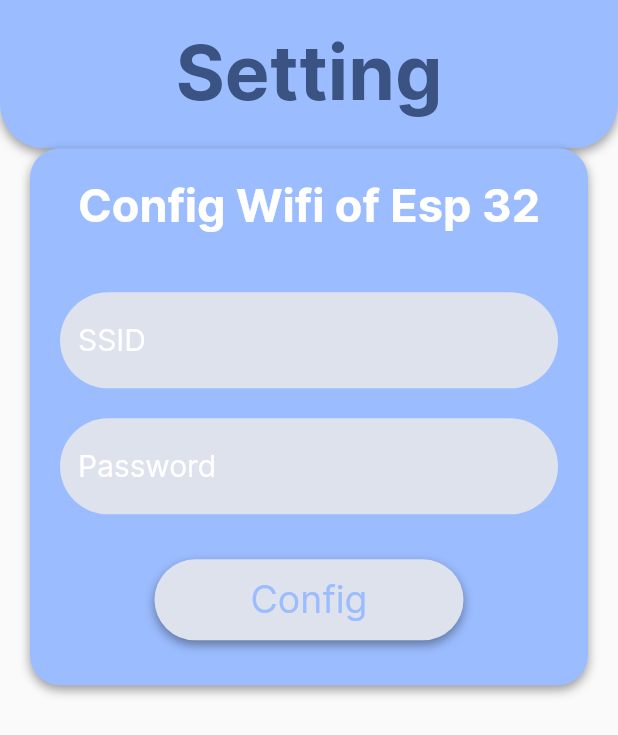
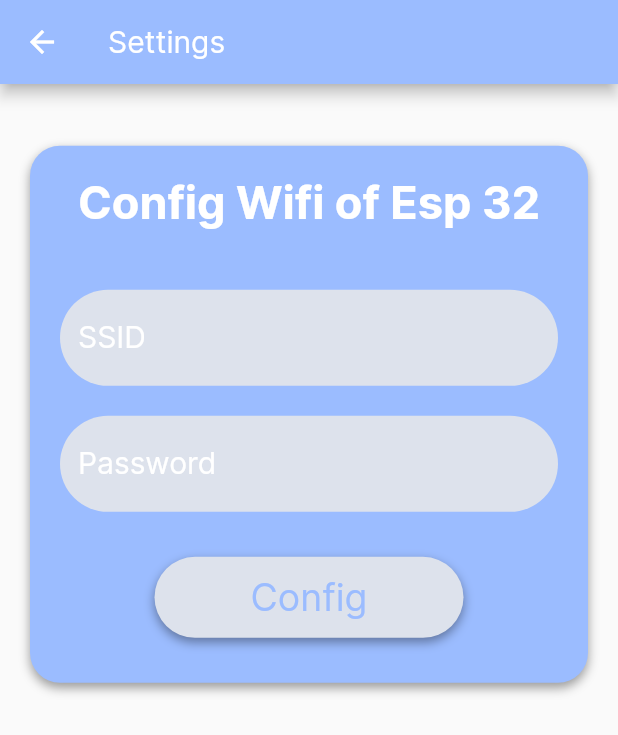
Before and after one commit to aminmouhamed/Smart_Home, a Flutter app: the Admin screen opened by its route, after a tap on "Login", after a tap on the "settings" icon, on a phone screen of 412 x 824 dp. Shown: the top 735 px of the screen. Run offline on Flutter 3.47's test engine with Material 2 defaults, Android fonts, the phone set to English and light mode, and no system bars; our stand-ins replace awesome_dialog, cloud_firestore, firebase_auth, firebase_core, firebase_database, firebase_messaging and 4 more; missing offline and left inert: dart:ffi; accounts and stored records are empty.

Commit message:
text and icons

```diff
--- a/lib/admin/admin.dart
+++ b/lib/admin/admin.dart
@@ -21,6 +21,12 @@ class _AdminState extends State<Admin> {
   List<dynamic> rooms = [true, true, true];
   String? username;
   bool _saving = false;
+  List<Color> btncolor = [
+    Color.fromARGB(221, 103, 100, 100),
+    Color.fromARGB(221, 103, 100, 100),
+    Color.fromARGB(221, 103, 100, 100),
+    Color.fromARGB(221, 103, 100, 100)
+  ];
 
   @override
   void initState() {}
@@ -124,7 +130,7 @@ class _AdminState extends State<Admin> {
                       children: [
                         tapbutton(
                           text: "Add User",
-                          img: "images/bedroom.png",
+                          img: "images/add-user.png",
                           Width: Width!,
                           visibel: rooms[0],
                           ontab: () {
@@ -136,7 +142,7 @@ class _AdminState extends State<Admin> {
                         ),
                         tapbutton(
                           text: "Edit Permission",
-                          img: "images/living-room.png",
+                          img: "images/edit.png",
                           Width: Width!,
                           visibel: rooms[1],
                           ontab: () {
@@ -146,7 +152,7 @@ class _AdminState extends State<Admin> {
                         ),
                         tapbutton(
                           text: "Rooms",
-                          img: "images/kitchen.png",
+                          img: "images/home.png",
                           Width: Width!,
                           visibel: rooms[2],
                           ontab: () {
@@ -156,7 +162,7 @@ class _AdminState extends State<Admin> {
                         ),
                         tapbutton(
                           text: "History",
-                          img: "images/kitchen.png",
+                          img: "images/history.png",
                           Width: Width!,
                           visibel: rooms[2],
                           ontab: () {
--- a/lib/admin/temlets/button.dart
+++ b/lib/admin/temlets/button.dart
@@ -5,45 +5,6 @@ that file contain all the component for creat a butefful button
 import 'package:flutter/material.dart';
 import 'package:smarthome/pages/config.dart';
 
-/*
-class buttons extends StatefulWidget {
-  buttons({Key? key}) : super(key: key);
-
-  @override
-  State<buttons> createState() => _buttonsState();
-}
-
-class _buttonsState extends State<buttons> {
-  @override
-  @override
-  Widget build(BuildContext context) {
-    return Container(
-      height: Height! * 0.2,
-      child: Center(
-          //heightFactor: 0.2 * Height!,
-          //color: Colors.black,
-          child: Row(
-        mainAxisAlignment: MainAxisAlignment.center,
-        children: [
-          button(
-            function: () {},
-            TEXT: "Login",
-          ),
-          IconButton(
-            iconSize: 54,
-            onPressed: () {},
-            icon: Icon(
-              Icons.settings,
-              color: primerycolor,
-            ),
-            color: SecendaryColor,
-          )
-        ],
-      )),
-    );
-  }
-}
-*/
 class button extends StatelessWidget {
   button({Key? key, required this.TEXT, required this.function})
       : super(key: key);
--- a/lib/admin/temlets/costum_buttons.dart
+++ b/lib/admin/temlets/costum_buttons.dart
@@ -15,7 +15,7 @@ class tapbutton extends StatelessWidget {
   final String text;
   final double Width;
   final Function ontab;
-  Color color = Colors.black87;
+  Color color = Color.fromARGB(221, 103, 100, 100);
   @override
   Widget build(BuildContext context) {
     return Center(
--- a/lib/pages/Setting/setting_page.dart
+++ b/lib/pages/Setting/setting_page.dart
@@ -51,31 +51,14 @@ class _SettingState extends State<Setting> {
   @override
   Widget build(BuildContext context) {
     return Scaffold(
+        appBar: AppBar(
+          title: Text("Settings"),
+          backgroundColor: therdColor,
+        ),
         body: Column(
           children: [
-        Container(
-          height: Height! * 0.12,
-          decoration: BoxDecoration(
-              boxShadow: [
-                BoxShadow(
-                    color: Colors.black38,
-                    offset: Offset(0.0, 3.0),
-                    blurRadius: 5.0)
-              ],
-              color: therdColor,
-              borderRadius: BorderRadius.only(
-                  bottomLeft: Radius.circular(30),
-                  bottomRight: Radius.circular(30))),
-          child: Row(
-            mainAxisAlignment: MainAxisAlignment.center,
-            children: [
-              Text("Setting",
-                  style: TextStyle(
-                      color: primerycolor,
-                      fontSize: 50,
-                      fontWeight: FontWeight.bold))
-            ],
-          ),
+            SizedBox(
+              height: Height! * 0.05,
             ),
             Expanded(
                 child: Padding(
@@ -132,9 +115,10 @@ class _SettingState extends State<Setting> {
                                           BorderRadius.all(Radius.circular(80)),
                                     ),
                                     focusedBorder: OutlineInputBorder(
-                                    borderSide: BorderSide(color: primerycolor),
-                                    borderRadius:
-                                        BorderRadius.all(Radius.circular(80)))),
+                                        borderSide:
+                                            BorderSide(color: primerycolor),
+                                        borderRadius: BorderRadius.all(
+                                            Radius.circular(80)))),
                               ),
                               SizedBox(
                                 height: 20,
@@ -155,9 +139,10 @@ class _SettingState extends State<Setting> {
                                           BorderRadius.all(Radius.circular(80)),
                                     ),
                                     focusedBorder: OutlineInputBorder(
-                                    borderSide: BorderSide(color: primerycolor),
-                                    borderRadius:
-                                        BorderRadius.all(Radius.circular(80)))),
+                                        borderSide:
+                                            BorderSide(color: primerycolor),
+                                        borderRadius: BorderRadius.all(
+                                            Radius.circular(80)))),
                               ),
                             ],
                           ),
@@ -180,7 +165,8 @@ class _SettingState extends State<Setting> {
                                 },
                                 btnOkIcon: Icons.check_circle,
                                 onDissmissCallback: (type) {
-                              debugPrint('Dialog Dissmiss from callback $type');
+                                  debugPrint(
+                                      'Dialog Dissmiss from callback $type');
                                 },
                               ).show();
                             } else {
--- a/lib/pages/login/login_page.dart
+++ b/lib/pages/login/login_page.dart
@@ -108,14 +108,14 @@ class _LogInState extends State<LogIn> {
                                     const EdgeInsets.symmetric(vertical: 20),
                                 child: TextInput(
                                   ktype: TextInputType.emailAddress,
-                                  Error: "pleas Enter your email",
+                                  Error: "Please Enter your email",
                                   i_controller: Email,
                                   text: "Email",
                                   icon: Icons.email,
                                 )),
                             TextInput(
                               obs: true,
-                              Error: "please Enter password !",
+                              Error: "Please Enter password !",
                               i_controller: Password,
                               text: "Password",
                               icon: Icons.lock,
@@ -171,6 +171,18 @@ class _LogInState extends State<LogIn> {
                           btnOkIcon: Icons.cancel,
                           btnOkColor: Colors.red,
                         ).show();
+                      } else if (e.code == "invalid-email") {
+                        AwesomeDialog(
+                          context: context,
+                          dialogType: DialogType.ERROR,
+                          animType: AnimType.RIGHSLIDE,
+                          headerAnimationLoop: true,
+                          title: 'Error',
+                          desc: 'invalid email !.',
+                          btnOkOnPress: () {},
+                          btnOkIcon: Icons.cancel,
+                          btnOkColor: Colors.red,
+                        ).show();
                       } else {
                         AwesomeDialog(
                           context: context,
@@ -178,7 +190,7 @@ class _LogInState extends State<LogIn> {
                           animType: AnimType.RIGHSLIDE,
                           headerAnimationLoop: true,
                           title: 'Error',
-                          desc: 'Wrong password and email .',
+                          desc: 'No Internet !.',
                           btnOkOnPress: () {},
                           btnOkIcon: Icons.cancel,
                           btnOkColor: Colors.red,
```
Also changed, not shown: lib/admin/add_user.dart (+15 -8 lines), lib/admin/edit_PU.dart (+99 -66 lines), lib/admin/history.dart (+213 -162 lines), lib/pages/roome/roome_page.dart (+5 -5 lines), images/add-user.png (added), images/edit.png (added), images/history.png (added), images/home.png (added), images/remove-user.png (added). Lines whose indentation alone changed are shown as unchanged.
